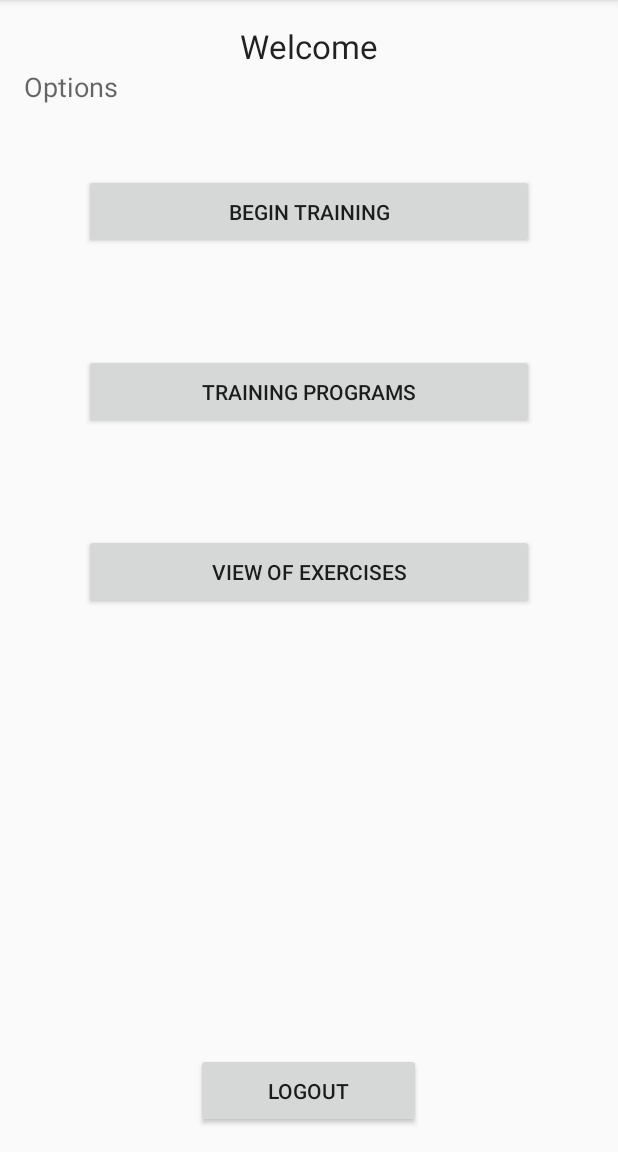
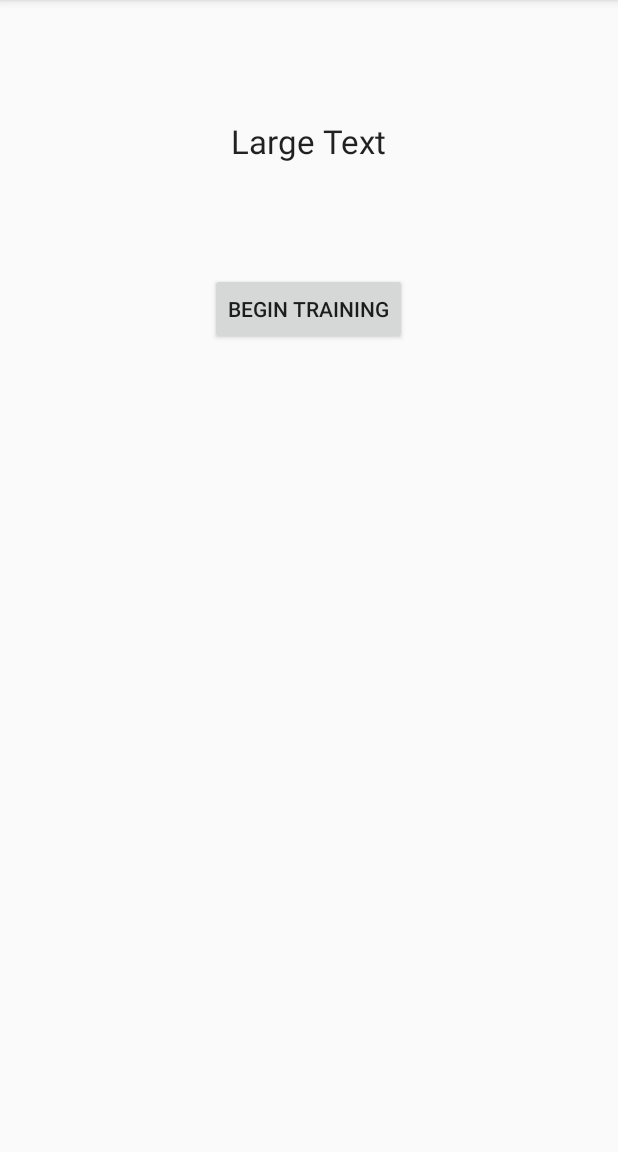
Before and after one commit to Nevethan/SmartBrace, an Android app: the Options screen opened directly, with no data from a screen before it, after a tap on "BEGIN TRAINING", on a phone screen of 412 x 824 dp, the part 84-1236 px from its top. Run offline under Robolectric (Android 15) with nearby library versions, the phone set to English and light mode, and no system bars.

Commit message:
All activities are working and Bluetooth is able to find devices. Some problems occur when trying to connect to the device. - Receiving data from Arduino is complete, and the data will be displayed on a TextView

```diff
--- /dev/null
+++ b/app/src/main/java/com/example/nevethan/smartbrace/BeginTraining.java
@@ -0,0 +1,133 @@
+package com.example.nevethan.smartbrace;
+
+import android.bluetooth.BluetoothAdapter;
+import android.bluetooth.BluetoothDevice;
+import android.bluetooth.BluetoothSocket;
+import android.support.v7.app.AppCompatActivity;
+import android.os.Bundle;
+import android.view.View;
+import android.widget.TextView;
+import android.widget.Toast;
+
+import java.io.IOException;
+import java.io.InputStream;
+import java.io.OutputStream;
+import java.util.UUID;
+
+
+public class BeginTraining extends AppCompatActivity  {
+
+
+    private BluetoothAdapter bluetotthAdapter;
+    private BluetoothSocket bluetoothSocket;
+
+    private InputStream inputStream;
+    private OutputStream outputStream;
+
+    private static final UUID MY_UUID = UUID.fromString("00000000-0000-1000-8000-00805F9B34F");
+
+    private static String macaddress = "30:15:01:22:03:92";
+
+    private Thread thread;
+
+
+    @Override
+    protected void onCreate(Bundle savedInstanceState) {
+        super.onCreate(savedInstanceState);
+        setContentView(R.layout.activity_begin_training);
+        bluetotthAdapter = BluetoothAdapter.getDefaultAdapter();
+        BTState();
+    }
+
+    public void begin(View view){
+        Runnable runnable = new Runnable(){
+
+            @Override
+            public void run() {
+                listen();
+            }
+        };
+        thread = new Thread(runnable);
+
+    }
+
+    public void onResume(){
+        super.onResume();
+
+        BluetoothDevice bluetoothDevice = bluetotthAdapter.getRemoteDevice(macaddress);
+
+        try{
+            bluetoothSocket = bluetoothDevice.createRfcommSocketToServiceRecord(MY_UUID);
+        }catch(IOException ioException){
+            ioException.printStackTrace();
+            displayExceptionMessage(ioException.getMessage());
+        }
+
+        try{
+            bluetoothSocket.connect();
+        }catch (IOException e){
+            try{
+                bluetoothSocket.close();
+            }catch(IOException e1){
+                displayExceptionMessage(e1.getMessage());
+            }
+        }
+
+        try{
+            outputStream = bluetoothSocket.getOutputStream();
+            inputStream = bluetoothSocket.getInputStream();
+
+        }catch(IOException e){
+            displayExceptionMessage(e.getMessage());
+        }
+    }
+
+    public void listen(){
+
+        while(true){
+            thread.start();
+            try{
+                byte buffer[];
+                buffer = new byte[1024];
+
+                int bytes = inputStream.read(buffer);
+                if(bytes > 0){
+                    TextView txtview = (TextView) findViewById(R.id.textView7);
+                    txtview.setText(bytes);
+                }
+            }catch (IOException e){
+                displayExceptionMessage(e.getMessage());
+            }
+        }
+    }
+
+    public void BTState(){
+        if(bluetotthAdapter == null){
+            Toast.makeText(this,"BluetotthAdapter is unabled",Toast.LENGTH_SHORT).show();
+        }else{
+
+        }
+    }
+
+
+    private void sendData(String message) {
+    byte[] msgBuffer = message.getBytes();
+    try {
+      outputStream.write(msgBuffer);
+     } catch (IOException e) {
+        String msg = "In onResume() and an exception occurred during write: " + e.getMessage();
+     if (macaddress.equals("00:00:00:00:00:00"))
+             msg = msg + ".\n\nUpdate your server address from 00:00:00:00:00:00 to the correct address on line 37 in the java code";
+        msg = msg + ".\n\nCheck that the SPP UUID: " + MY_UUID.toString() + " exists on server.\n\n";
+        displayExceptionMessage("Fatal Error");
+    }
+ }
+
+
+    public void displayExceptionMessage(String message){
+        Toast.makeText(this, message,Toast.LENGTH_SHORT).show();
+    }
+
+
+
+}
--- a/app/src/main/java/com/example/nevethan/smartbrace/Bluetooth.java
+++ b/app/src/main/java/com/example/nevethan/smartbrace/Bluetooth.java
@@ -26,7 +26,7 @@ public class Bluetooth extends AppCompatActivity {
     @Override
     protected void onCreate(Bundle savedInstanceState) {
         super.onCreate(savedInstanceState);
-        setContentView(R.layout.activity_main);
+        setContentView(R.layout.activity_bluetooth);
 
         b1 = (Button) findViewById(R.id.button);
         b2=(Button)findViewById(R.id.button2);
--- a/app/src/main/java/com/example/nevethan/smartbrace/Options.java
+++ b/app/src/main/java/com/example/nevethan/smartbrace/Options.java
@@ -1,9 +1,12 @@
 package com.example.nevethan.smartbrace;
 
 import android.content.Intent;
+import android.media.Image;
 import android.support.v7.app.AppCompatActivity;
 import android.os.Bundle;
 import android.view.View;
+import android.widget.Button;
+import android.widget.ImageButton;
 
 public class Options extends AppCompatActivity {
 
@@ -11,6 +14,11 @@ public class Options extends AppCompatActivity {
     protected void onCreate(Bundle savedInstanceState) {
         super.onCreate(savedInstanceState);
         setContentView(R.layout.activity_options);
+
+        Button beginTraining = (Button) findViewById(R.id.beginTraining);
+        Button trainingPrograms = (Button) findViewById(R.id.trainingPrograms);
+        Button exercises = (Button) findViewById(R.id.exercises);
+        ImageButton imageButton = (ImageButton) findViewById(R.id.imageButton);
     }
 
 
@@ -23,8 +31,14 @@ public class Options extends AppCompatActivity {
         Intent intent = new Intent(this, TrainingPrograms.class);
         startActivity(intent);
     }
-    /*
+
+    public void toBluetooth(View view){
+        Intent intent = new Intent(this, Bluetooth.class);
+        startActivity(intent);
+    }
+
     public void beginTraining(View view){
-        Intent intent = new Intent(this, )
-    }*/
+        Intent intent = new Intent(this, BeginTraining.class);
+        startActivity(intent);
+    }
 }
--- a/app/src/main/java/com/example/nevethan/smartbrace/TrainingPrograms.java
+++ b/app/src/main/java/com/example/nevethan/smartbrace/TrainingPrograms.java
@@ -22,7 +22,7 @@ public class TrainingPrograms extends AppCompatActivity {
             "Program 6"
         };
         ListAdapter listAdapter = new ArrayAdapter<String>(this, android.R.layout.simple_list_item_1, programs);
-        ListView listview = (ListView) findViewById(R.id.addProgram);
+        ListView listview = (ListView) findViewById(R.id.listView2);
         listview.setAdapter(listAdapter);
     }
 }
--- /dev/null
+++ b/app/src/main/res/layout/activity_begin_training.xml
@@ -0,0 +1,31 @@
+<?xml version="1.0" encoding="utf-8"?>
+<RelativeLayout xmlns:android="http://schemas.android.com/apk/res/android"
+    xmlns:tools="http://schemas.android.com/tools"
+    android:layout_width="match_parent"
+    android:layout_height="match_parent"
+    android:paddingBottom="@dimen/activity_vertical_margin"
+    android:paddingLeft="@dimen/activity_horizontal_margin"
+    android:paddingRight="@dimen/activity_horizontal_margin"
+    android:paddingTop="@dimen/activity_vertical_margin"
+    tools:context="com.example.nevethan.smartbrace.BeginTraining">
+
+    <Button
+        android:layout_width="wrap_content"
+        android:layout_height="wrap_content"
+        android:text="Begin Training"
+        android:id="@+id/button5"
+        android:layout_alignParentTop="true"
+        android:layout_centerHorizontal="true"
+        android:layout_marginTop="166dp"
+        android:onClick="begin" />
+
+    <TextView
+        android:layout_width="wrap_content"
+        android:layout_height="wrap_content"
+        android:textAppearance="?android:attr/textAppearanceLarge"
+        android:text="Large Text"
+        android:id="@+id/textView7"
+        android:layout_alignParentTop="true"
+        android:layout_centerHorizontal="true"
+        android:layout_marginTop="63dp" />
+</RelativeLayout>
--- a/app/src/main/res/layout/customlist.xml
+++ b/app/src/main/res/layout/customlist.xml
@@ -9,8 +9,9 @@
         android:layout_width="80dp"
         android:layout_height="80dp"
         android:layout_margin="10dp"
-        android:contentDescription="Image"
-        android:src="@drawable/image1" />
+        android:contentDescription="Image" />
+        <!--android:src="@drawable/image1" -->
+
 
     <TextView
         android:layout_width="150dp"
```
Also changed, not shown: app/src/main/AndroidManifest.xml (+4 -3 lines), app/src/main/java/com/example/nevethan/smartbrace/Exercises.java (+6 -4 lines), app/src/main/res/layout/activity_bluetooth.xml (+14 -15 lines), app/src/main/res/layout/activity_options.xml (+17 -7 lines), app/src/main/res/drawable/bluetooth.jpg (added), app/src/main/res/drawable/image1.jpg (deleted), app/src/main/res/drawable/image2.jpg (deleted), app/src/main/res/drawable/image3.jpg (deleted).
